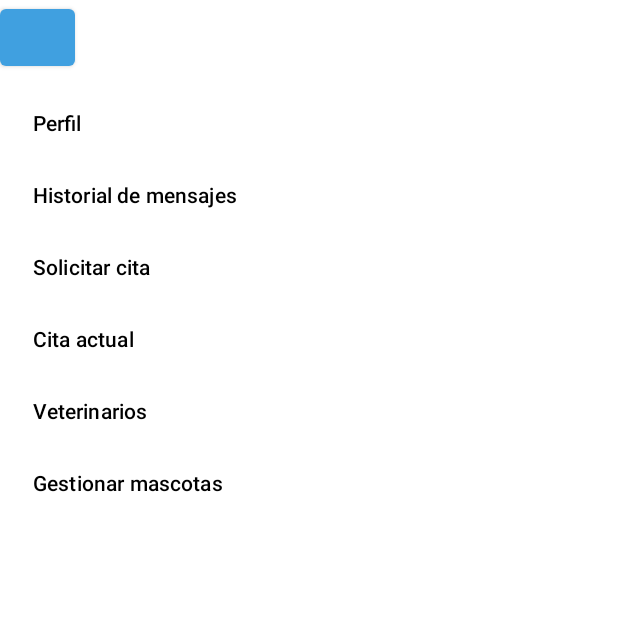
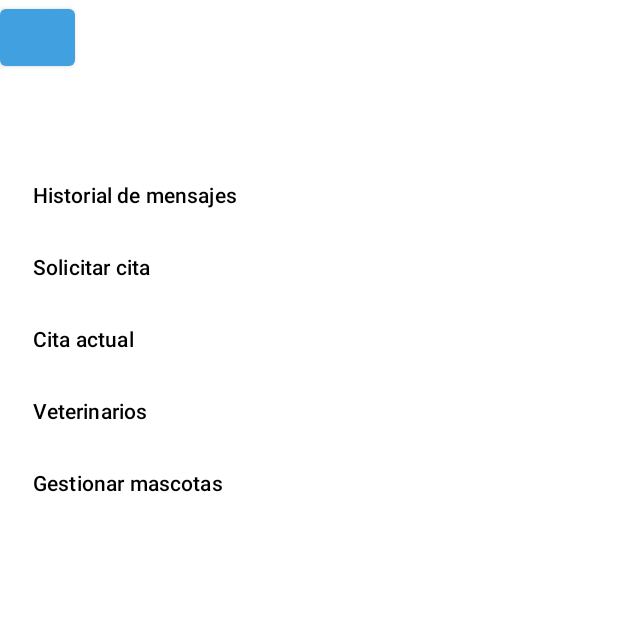
Before and after one commit to matiasErenchun/ProyectoTecnologiasMoviles-, an Android app: the fragment MenuInicialCliente shown on its own in the app's theme, on a phone screen of 412 x 824 dp, the top half of it. Run offline under Robolectric (Android 15) with nearby library versions, the phone set to English and light mode, and no system bars.

Commit message:
cmabios minimos

```diff
--- a/app/src/main/res/menu/navigation_drawer_client.xml
+++ b/app/src/main/res/menu/navigation_drawer_client.xml
@@ -3,9 +3,7 @@
     <group
         android:id="@+id/group1"
         >
-        <item
-            android:id="@+id/perfilCliente"
-            android:title="Perfil" />
+        <item android:id="@+id/perfilCliente" />
         <item
             android:id="@+id/historialDeMensajesCliente"
             android:title="Historial de mensajes" />
--- a/app/src/main/res/values/strings.xml
+++ b/app/src/main/res/values/strings.xml
@@ -25,6 +25,7 @@
 
     <string name="siguiente_Button">Siguiente</string>
     <string name="registrar_Button">Registrar</string>
+
     <!-- Strings related to login -->
     <string name="prompt_email">Email</string>
     <string name="prompt_password">Password</string>
```
